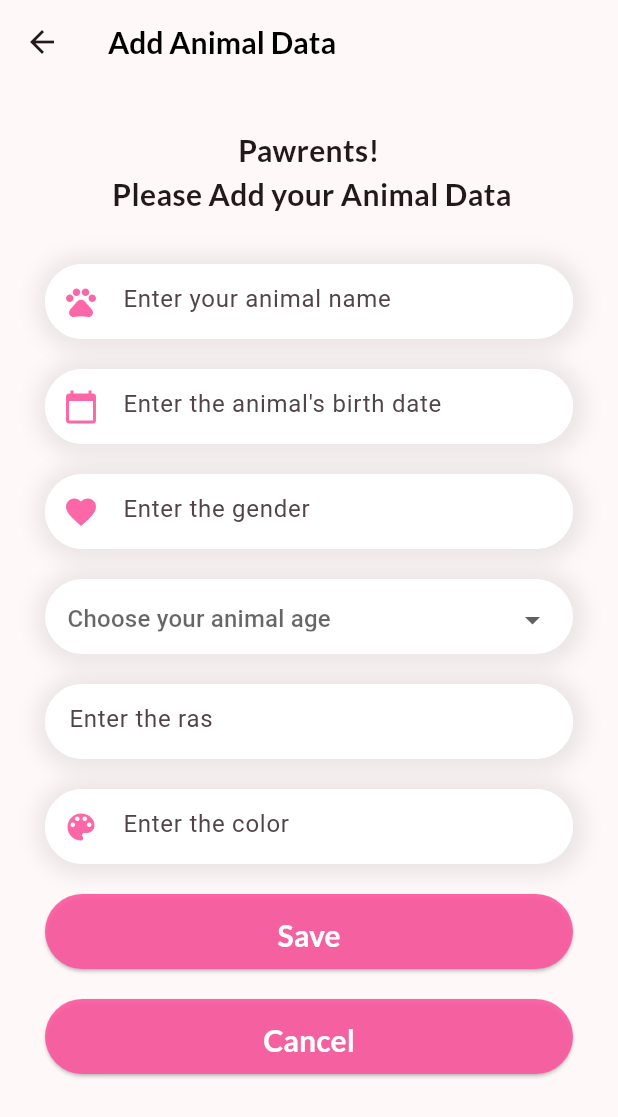
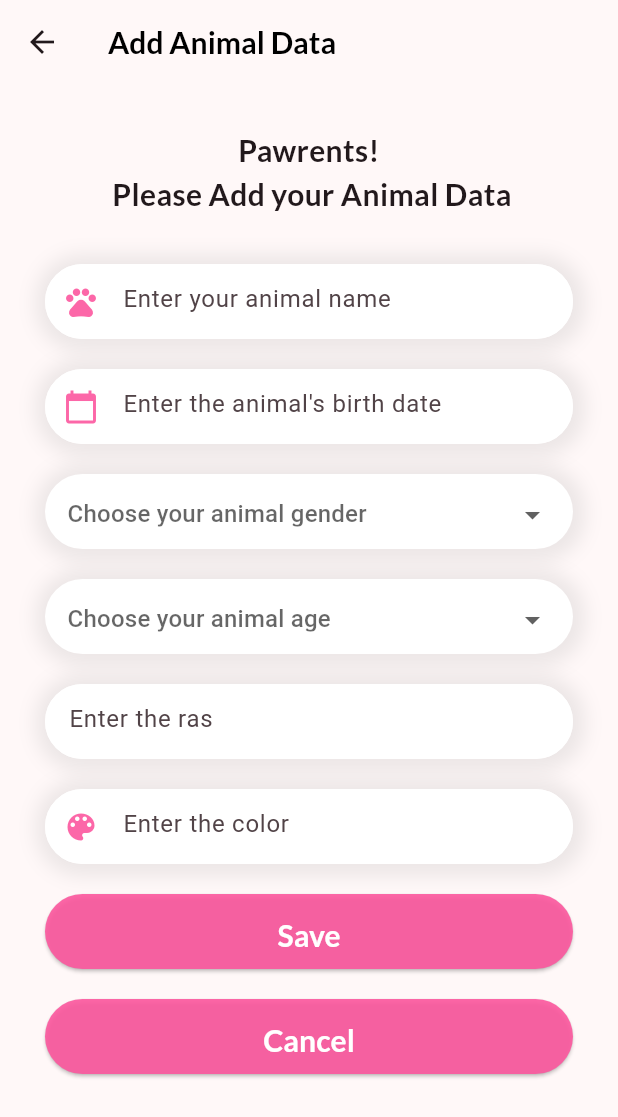
Before and after one commit to Tiarasekarsini/067_AloAnimal, a Flutter app: the AddAnimal screen opened directly, on a phone screen of 412 x 824 dp. Shown: the top 1117 px of the screen. Run offline on Flutter 3.47's test engine with Material 2 defaults, Android fonts, the light colour scheme and no system bars; our stand-ins replace cloud_firestore, firebase_auth, firebase_core, fluttertoast, google_fonts, smooth_page_indicator; accounts and stored records are empty.

Commit message:
adding DropDownBox for gender in view add animal data

```diff
--- a/lib/view/animaldata/add_animal.dart
+++ b/lib/view/animaldata/add_animal.dart
@@ -36,6 +36,10 @@ class _AddAnimalState extends State<AddAnimal> {
     '> 7 years old'
   ];
 
+  List<String> jk = [
+    'Male',
+    'Female',
+  ];
   @override
   Widget build(BuildContext context) {
     return Scaffold(
@@ -128,6 +132,7 @@ class _AddAnimalState extends State<AddAnimal> {
                 ),
               ),
               Container(
+                padding: const EdgeInsets.all(15),
                 height: 50,
                 margin: const EdgeInsets.only(top: 240, left: 10, right: 10),
                 decoration: BoxDecoration(
@@ -142,25 +147,22 @@ class _AddAnimalState extends State<AddAnimal> {
                     ),
                   ],
                 ),
-                child: TextFormField(
-                  decoration: InputDecoration(
-                    hintText: "Enter the gender",
-                    prefixIcon: const Icon(
-                      Icons.favorite,
-                      color: Color.fromARGB(230, 252, 87, 158),
-                    ),
-                    focusedBorder: const OutlineInputBorder(
-                      borderSide: BorderSide(color: Colors.white, width: 1.0),
-                    ),
-                    enabledBorder: OutlineInputBorder(
-                      borderRadius: BorderRadius.circular(30),
-                      borderSide:
-                          const BorderSide(color: Colors.white, width: 1.0),
-                    ),
-                  ),
+                child: DropdownButton(
+                  hint: const Text('Choose your animal gender'),
+                  value: jeniskelamin,
                   onChanged: (value) {
-                    jeniskelamin = value;
+                    setState(() {
+                      jeniskelamin = value;
+                    });
                   },
+                  underline: const SizedBox(),
+                  isExpanded: true,
+                  items: jk
+                      .map<DropdownMenuItem<String?>>((e) => DropdownMenuItem(
+                            child: Text(e.toString()),
+                            value: e,
+                          ))
+                      .toList(),
                 ),
               ),
               Container(
```
